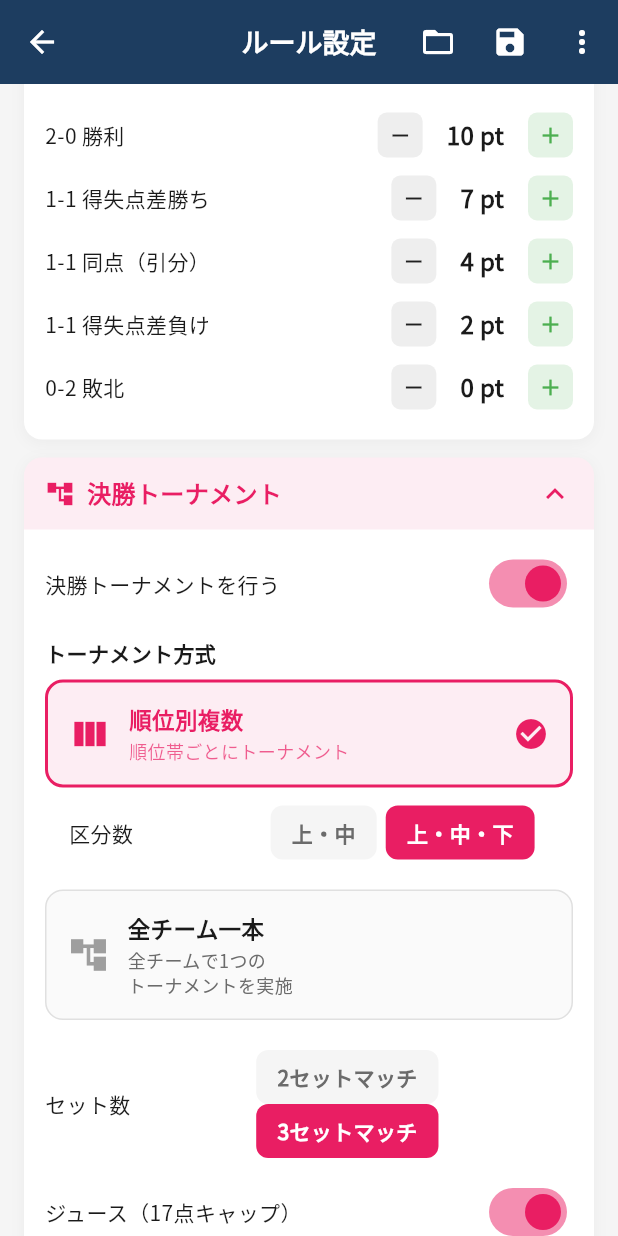
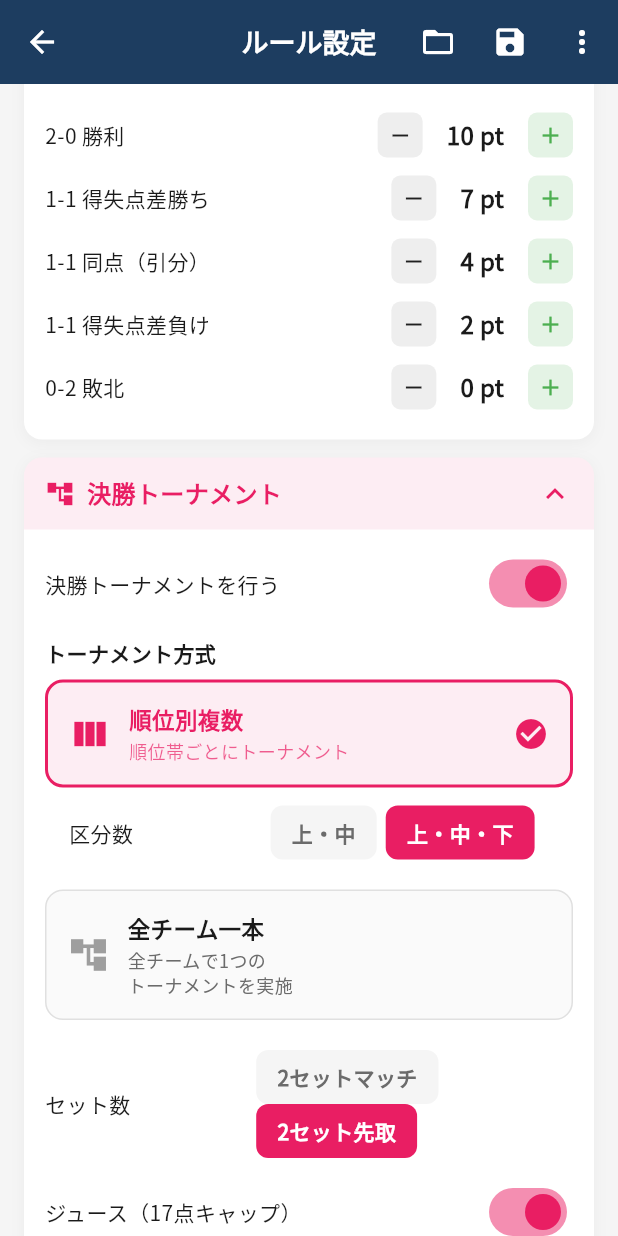
Before and after one commit to sofvo-dev/sofvo, a Flutter app: the TournamentRulesScreen screen opened directly, scrolled down 576 dp, on a phone screen of 412 x 824 dp. Run offline on Flutter 3.47's test engine with Material 3 defaults, Android fonts, the phone set to English and light mode, and no system bars; our stand-ins replace cached_network_image, cloud_firestore, file_picker, firebase_auth, firebase_core, firebase_messaging and 10 more; missing offline and left inert: dart:js_interop, mobile_scanner; accounts and stored records are empty; network calls fail.

Commit message:
セット数の選択肢を正しいバレー用語に修正
- 2セットマッチ: 必ず2セット行う（1-1もあり得る）
- 2セット先取: 最大3セット、先に2セット取った方が勝ち
- サマリー表示も同様のラベルに統一

https://claude.ai/code/session_01NdXNSNEhWCRPmtaSJSELhX

```diff
--- a/lib/screens/tournament/tournament_rules_screen.dart
+++ b/lib/screens/tournament/tournament_rules_screen.dart
@@ -174,13 +174,13 @@ class _TournamentRulesScreenState extends State<TournamentRulesScreen> {
 
     // 1試合の所要時間（分）: セット時間 + コートチェンジ等
     // 1セット約8分想定
-    // 1セットマッチ = 8分, 2セットマッチ = 16分, 3セットマッチ(2セット先取) = 平均20分(2〜3セット)
+    // 1セットマッチ = 8分, 2セットマッチ(必ず2セット) = 16分, 2セット先取(2〜3セット) = 平均20分
     const matchOverhead = 3; // コートチェンジ・審判交代
     final prelimMatchMin = (_prelimSets == 1 ? 8 : (_prelimSets == 2 ? 16 : 20)) + matchOverhead;
     final totalPrelimTime = matchesPerCourt * prelimMatchMin * _prelimRounds;
 
     // 決勝トーナメントの試合数
-    // 決勝は3セットマッチだとフルセットになりやすいので長めに見積もる
+    // 決勝の2セット先取はフルセットになりやすいので長めに見積もる
     final finalMatchMin = (_finalSets == 2 ? 16 : 24) + matchOverhead;
     int finalMatches = 0;
     if (_hasFinal) {
@@ -433,7 +433,8 @@ class _TournamentRulesScreenState extends State<TournamentRulesScreen> {
     final r = rules as Map<String, dynamic>;
     final p = r['preliminary'] as Map<String, dynamic>? ?? {};
     final f = r['final'] as Map<String, dynamic>? ?? {};
-    return '予選${p['sets'] ?? 2}セット / 決勝${f['enabled'] == true ? '${f['sets'] ?? 3}セット' : 'なし'}';
+    String setLabel(int sets) => sets == 1 ? '1セットマッチ' : (sets == 2 ? '2セットマッチ' : '2セット先取');
+    return '予選: ${setLabel((p['sets'] ?? 2) as int)} / 決勝: ${f['enabled'] == true ? setLabel((f['sets'] ?? 3) as int) : 'なし'}';
   }
 
   @override
@@ -505,7 +506,7 @@ class _TournamentRulesScreenState extends State<TournamentRulesScreen> {
           _collapsibleSection('予選ルール', Icons.sports_volleyball, _prelimColor, _prelimOpen, (v) => setState(() => _prelimOpen = v), [
             _choiceRow('予選ラウンド数', [1, 2], _prelimRounds, (v) => setState(() => _prelimRounds = v), _prelimColor),
             _choiceRow('セット数', [1, 2, 3], _prelimSets, (v) => setState(() => _prelimSets = v), _prelimColor,
-                labels: {1: '1セットマッチ', 2: '2セットマッチ', 3: '3セットマッチ'}),
+                labels: {1: '1セットマッチ', 2: '2セットマッチ', 3: '2セット先取'}),
             _switchRow('ジュース（17点キャップ）', _prelimDeuce, (v) => setState(() { _prelimDeuce = v; if (v) _prelimDeuceCap = 17; }), _prelimColor),
           ]),
           const SizedBox(height: 12),
@@ -547,7 +548,7 @@ class _TournamentRulesScreenState extends State<TournamentRulesScreen> {
                 _finalFormat == '全チーム一本', () => setState(() => _finalFormat = '全チーム一本'), _finalColor),
               const SizedBox(height: 12),
               _choiceRow('セット数', [2, 3], _finalSets, (v) => setState(() => _finalSets = v), _finalColor,
-                  labels: {2: '2セットマッチ', 3: '3セットマッチ'}),
+                  labels: {2: '2セットマッチ', 3: '2セット先取'}),
               _switchRow('ジュース（17点キャップ）', _finalDeuce, (v) => setState(() { _finalDeuce = v; if (v) _finalDeuceCap = 17; }), _finalColor),
               _switchRow('3位決定戦', _thirdPlace, (v) => setState(() => _thirdPlace = v), _finalColor),
               _switchRow('敗者復活戦', _loserRevival, (v) => setState(() => _loserRevival = v), _finalColor),
```
